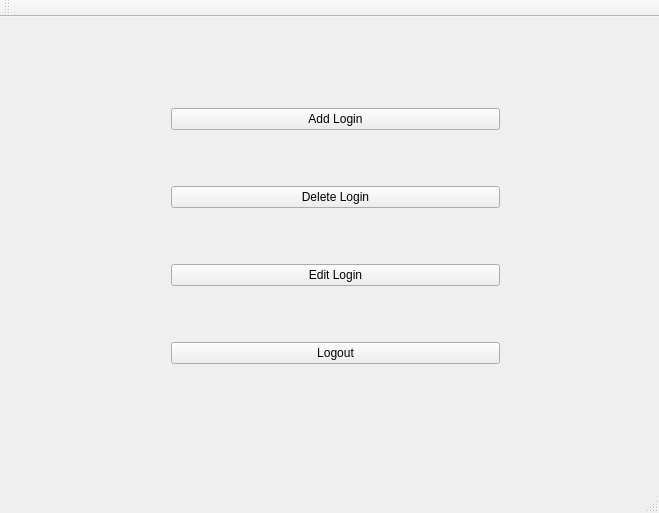
Before: the Qt Designer form Qt/mainwindow.ui in kencasimiro/CryptographyIO, drawn with Qt 5.
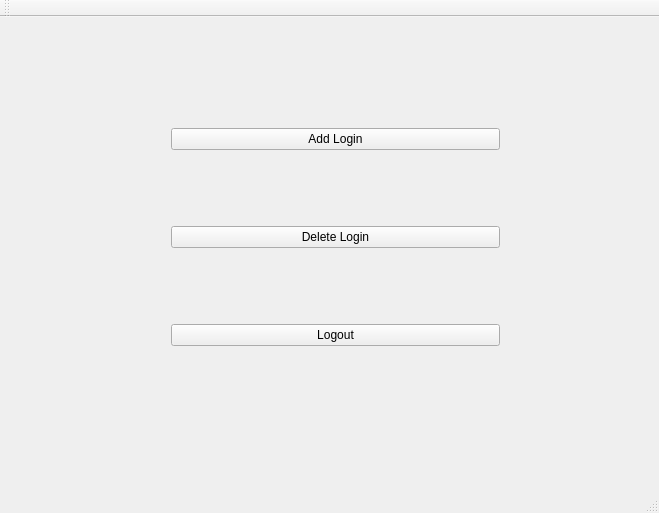
After: the same form once the commit is applied.

The edit to the form file:
```diff
--- a/Qt/mainwindow.ui
+++ b/Qt/mainwindow.ui
@@ -38,13 +38,6 @@
        </property>
       </widget>
      </item>
-     <item>
-      <widget class="QPushButton" name="pushButton_EDIT">
-       <property name="text">
-        <string>Edit Login</string>
-       </property>
-      </widget>
-     </item>
      <item>
       <widget class="QPushButton" name="pushButton_LOGOUT">
        <property name="text">
```
